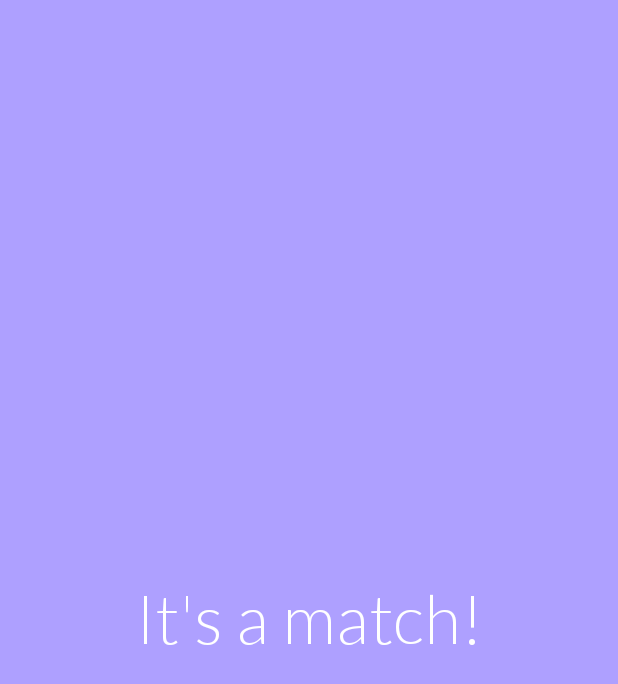
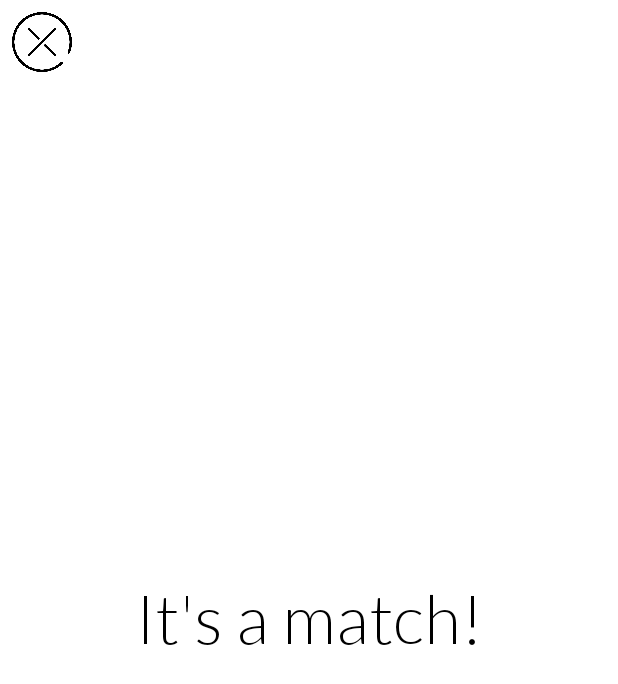
Before and after one commit to ahnafnafee/Roomie, an Android app: the layout match_popup.xml on its own in the app's theme, with its tools: preview values and no code run, on a phone screen of 412 x 824 dp. Shown: the top 684 px of the screen. Run offline under Robolectric (Android 15) with nearby library versions, the phone set to English and light mode, and no system bars.

Commit message:
Match PopUp activity created

```diff
--- a/app/src/main/AndroidManifest.xml
+++ b/app/src/main/AndroidManifest.xml
@@ -24,7 +24,7 @@
                 <category android:name="android.intent.category.LAUNCHER" />
             </intent-filter>
         </activity>
-        <activity android:name=".SignUpActivity" />
+        <activity android:name=".SignUpActivity1" />
         <activity
             android:name=".CardStack"
             android:theme="@style/CardTheme" />
--- a/app/src/main/java/com/example/roomieprototype/CardStack.java
+++ b/app/src/main/java/com/example/roomieprototype/CardStack.java
@@ -39,6 +39,8 @@ public class CardStack extends AppCompatActivity implements SwipeStack.SwipeStac
     private FloatingActionButton mButtonLeft, mButtonRight, mRewind;
     private DrawerLayout drawerLayout;
 
+    public ImageView mClose;
+
     @Override
     protected void onCreate(Bundle savedInstanceState) {
         super.onCreate(savedInstanceState);
@@ -59,6 +61,8 @@ public class CardStack extends AppCompatActivity implements SwipeStack.SwipeStac
         mAdapter = new SwipeStackAdapter(mData);
         mSwipeStack.setAdapter(mAdapter);
         mSwipeStack.setListener(this);
+
+        mClose = findViewById(R.id.close_button);
 
         fillWithTestData();
 
@@ -119,6 +123,8 @@ public class CardStack extends AppCompatActivity implements SwipeStack.SwipeStac
             mData.add(imageSwitch());
             mAdapter.notifyDataSetChanged();
         }
+
+
     }
 
     @Override
--- a/app/src/main/java/com/example/roomieprototype/LoginActivity.java
+++ b/app/src/main/java/com/example/roomieprototype/LoginActivity.java
@@ -81,7 +81,7 @@ public class LoginActivity extends AppCompatActivity {
         mSignUpButton.setOnClickListener(new OnClickListener() {
             @Override
             public void onClick(View v) {
-                Intent signupIntent = new Intent(getBaseContext(), SignUpActivity.class);
+                Intent signupIntent = new Intent(getBaseContext(), SignUpActivity1.class);
                 startActivity(signupIntent);
             }
         });
--- a/app/src/main/res/layout/activity_signup.xml
+++ b/app/src/main/res/layout/activity_signup_1.xml
@@ -5,7 +5,7 @@
     xmlns:tools="http://schemas.android.com/tools"
     android:layout_width="match_parent"
     android:layout_height="match_parent"
-    tools:context=".SignUpActivity">
+    tools:context=".SignUpActivity1">
 
     <LinearLayout xmlns:android="http://schemas.android.com/apk/res/android"
         android:layout_width="match_parent"
--- a/app/src/main/res/layout/match_popup.xml
+++ b/app/src/main/res/layout/match_popup.xml
@@ -2,7 +2,21 @@
 <RelativeLayout xmlns:android="http://schemas.android.com/apk/res/android"
     android:layout_width="match_parent"
     android:layout_height="match_parent"
-    android:background="@color/colorPrimary">
+    xmlns:app="http://schemas.android.com/apk/res-auto"
+    android:background="#fff">
+
+    <ImageView
+        android:id="@+id/close_button"
+        android:layout_width="40dp"
+        android:layout_height="40dp"
+        android:layout_margin="8dp"
+        android:clickable="true"
+        android:contentDescription="closebutton"
+        android:focusable="true"
+        android:scaleType="fitXY"
+        android:src="@drawable/close"
+        app:backgroundTint="@android:color/white" />
+
 
     <TextView
         android:layout_width="wrap_content"
@@ -10,7 +24,7 @@
         android:layout_centerInParent="true"
         android:fontFamily="@font/lato_light"
         android:text="It's a match!"
-        android:textColor="#fff"
+        android:textColor="#000"
         android:textSize="45sp" />
 
 
```
Also changed, not shown: app/src/main/java/com/example/roomieprototype/SignUpActivity1.java (renamed from app/src/main/java/com/example/roomieprototype/SignUpActivity.java, +5 -5 lines), app/src/main/res/drawable/close.png (added).
